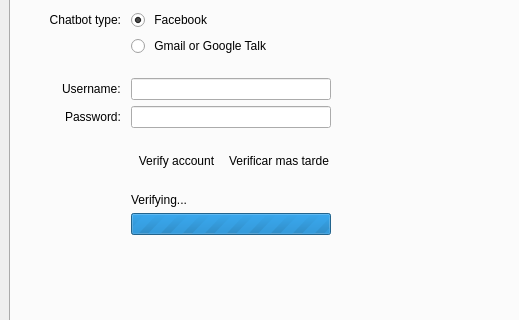
Qt form src/chatbot/front-end/mainwindow.ui (lvklabs/chatbot) before a commit; both pictures show x 0 to 519 and y 116 to 436 of the 1024 by 600 pixel window.
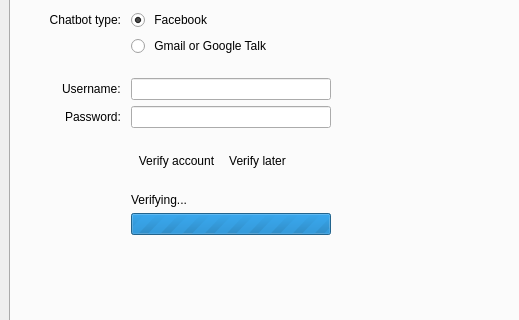
The same form after that commit. Icons and pictures are not drawn. Custom widgets are drawn as their Qt base class.

Commit message: Fixed string hardcoded in spanish in main window

The edit to the form file:
```diff
--- a/src/chatbot/front-end/mainwindow.ui
+++ b/src/chatbot/front-end/mainwindow.ui
@@ -1237,7 +1237,7 @@
                  <item>
                   <widget class="QToolButton" name="verifyLaterButton">
                    <property name="text">
-                    <string>Verificar mas tarde</string>
+                    <string>Verify later</string>
                    </property>
                    <property name="icon">
                     <iconset resource="../res/chatbot_theme.qrc">
```
The commit also changes 2 other files.
